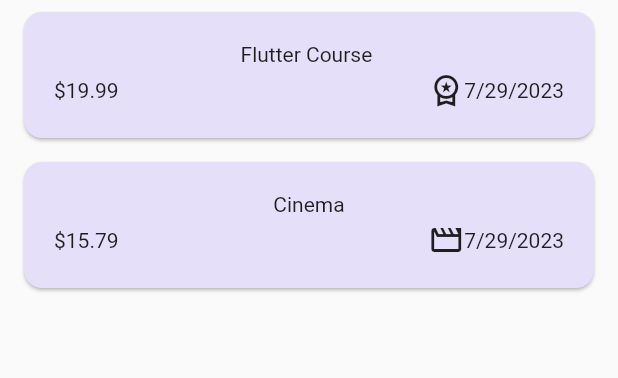
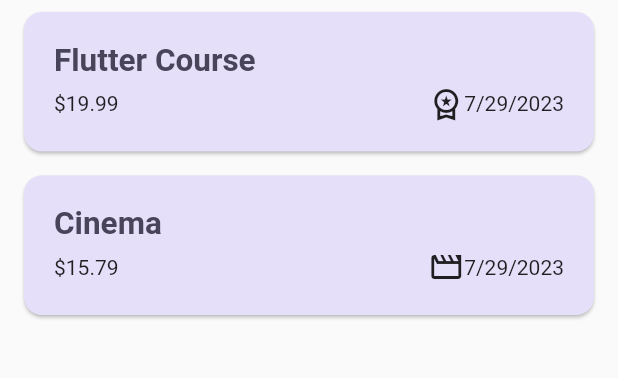
Before and after one commit to Shashank01-26/Expense_Tracker, a Flutter app: the screen it shows after launch, on a phone screen of 412 x 824 dp, the part 108-486 px from its top. Run offline on Flutter 3.47's test engine with Material 2 defaults, Android fonts, the phone set to English and light mode, and no system bars.

Commit message:
minor changes

```diff
--- a/lib/main.dart
+++ b/lib/main.dart
@@ -32,7 +32,7 @@ void main() {
         textTheme: ThemeData().textTheme.copyWith(
                 titleLarge: TextStyle(
                 fontWeight: FontWeight.bold,
-                color: kColorScheme.onSecondary,
+                color: kColorScheme.onSecondaryContainer,
                 fontSize: 21,
 
               ),
--- a/lib/widgets/expense_item.dart
+++ b/lib/widgets/expense_item.dart
@@ -14,8 +14,12 @@ class ExpensesItem extends StatelessWidget {
           vertical: 20.0,
         ),
         child: Column(
+          crossAxisAlignment: CrossAxisAlignment.start,
           children: [
-            Text(expense.title),
+            Text(
+              expense.title,
+              style: Theme.of(context).textTheme.titleLarge,
+            ),
             const SizedBox(height: 4.0),
             Row(
               children: [
--- a/lib/widgets/expenses_list.dart
+++ b/lib/widgets/expenses_list.dart
@@ -3,20 +3,26 @@ import 'package:expense_tracker/widgets/expense_item.dart';
 import 'package:flutter/material.dart';
 
 class ExpensesList extends StatelessWidget {
-  const ExpensesList({super.key, required this.expenses,required this.onRemoveExpense});
+  const ExpensesList(
+      {super.key, required this.expenses, required this.onRemoveExpense});
 
   final List<Expense> expenses;
- final void Function (Expense expense) onRemoveExpense;
+  final void Function(Expense expense) onRemoveExpense;
 
   @override
   Widget build(BuildContext context) {
     return ListView.builder(
       itemCount: expenses.length,
       itemBuilder: (context, index) => Dismissible(
+        background: Container(
+          color:Theme.of(context).colorScheme.error.withOpacity(0.85),
+          margin: EdgeInsets.symmetric(horizontal: Theme.of(context).cardTheme.margin!.horizontal),
+
+        ),
         key: ValueKey(expenses[index]),
-        onDismissed:(direction){
+        onDismissed: (direction) {
           onRemoveExpense(expenses[index]);
-        } ,
+        },
         child: ExpensesItem(
           expenses[index],
         ),
```
